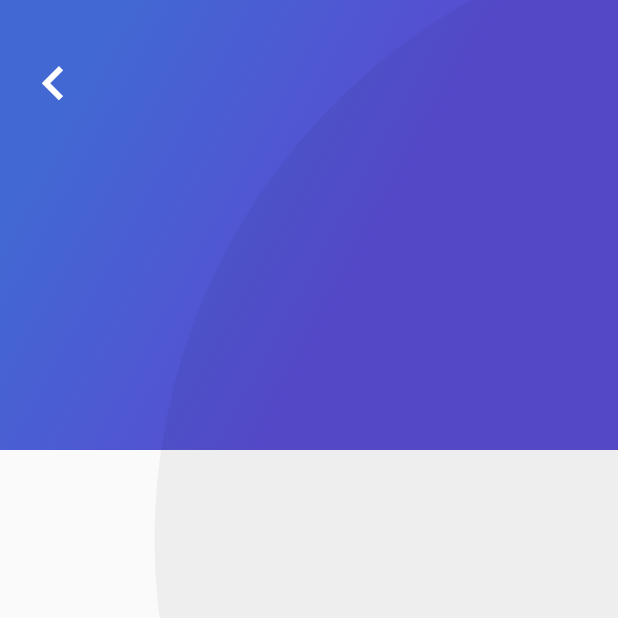
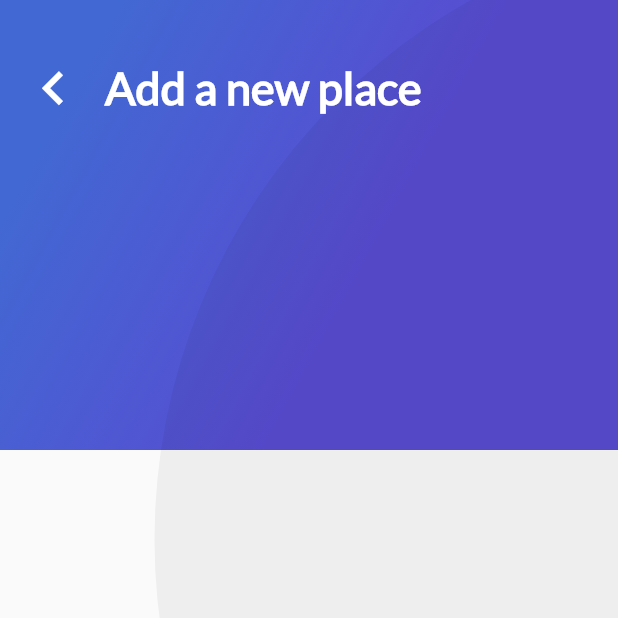
Before and after one commit to guetteman/places, a Flutter app: the AddPlaceScreen screen opened directly, on a phone screen of 412 x 824 dp, the top half of it. Run offline on Flutter 3.47's test engine with Material 2 defaults, Android fonts, the phone set to English and light mode, and no system bars; our stand-ins replace cloud_firestore, firebase_auth, google_sign_in; missing offline and left inert: generic_bloc_provider; accounts and stored records are empty.

Commit message:
add title

```diff
--- a/lib/Place/ui/screens/add_place_screen.dart
+++ b/lib/Place/ui/screens/add_place_screen.dart
@@ -2,6 +2,7 @@ import 'dart:io';
 
 import 'package:flutter/material.dart';
 import 'package:places/widgets/gradient_background.dart';
+import 'package:places/widgets/header_title.dart';
 
 class AddPlaceScreen extends StatefulWidget {
 
@@ -40,6 +41,12 @@ class _AddPlaceScreen extends State<AddPlaceScreen> {
                     onPressed: () => Navigator.pop(context),
                   ),
                 ),
+              ),
+              Flexible(
+                child: Container(
+                  padding: EdgeInsets.only(top: 40.0, left: 20.0, right: 10.0),
+                  child: HeaderTitle(title: "Add a new place"),
+                )
               )
             ],
           )
--- /dev/null
+++ b/lib/widgets/header_title.dart
@@ -0,0 +1,22 @@
+import 'package:flutter/material.dart';
+
+class HeaderTitle extends StatelessWidget {
+
+  final String title;
+
+  HeaderTitle({Key key, @required this.title});
+
+  @override
+  Widget build(BuildContext context) {
+    return Text(
+      this.title,
+      style: TextStyle(
+          color: Colors.white,
+          fontSize: 30.0,
+          fontFamily: "Lato",
+          fontWeight: FontWeight.bold
+      ),
+    );
+  }
+
+}
```
